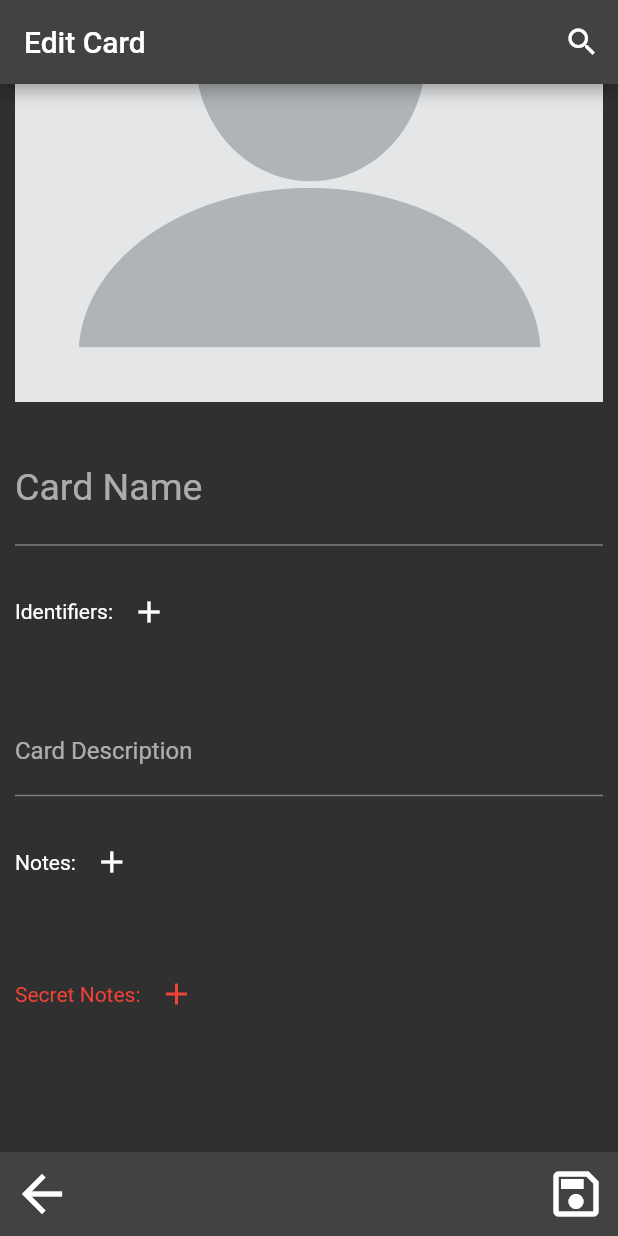
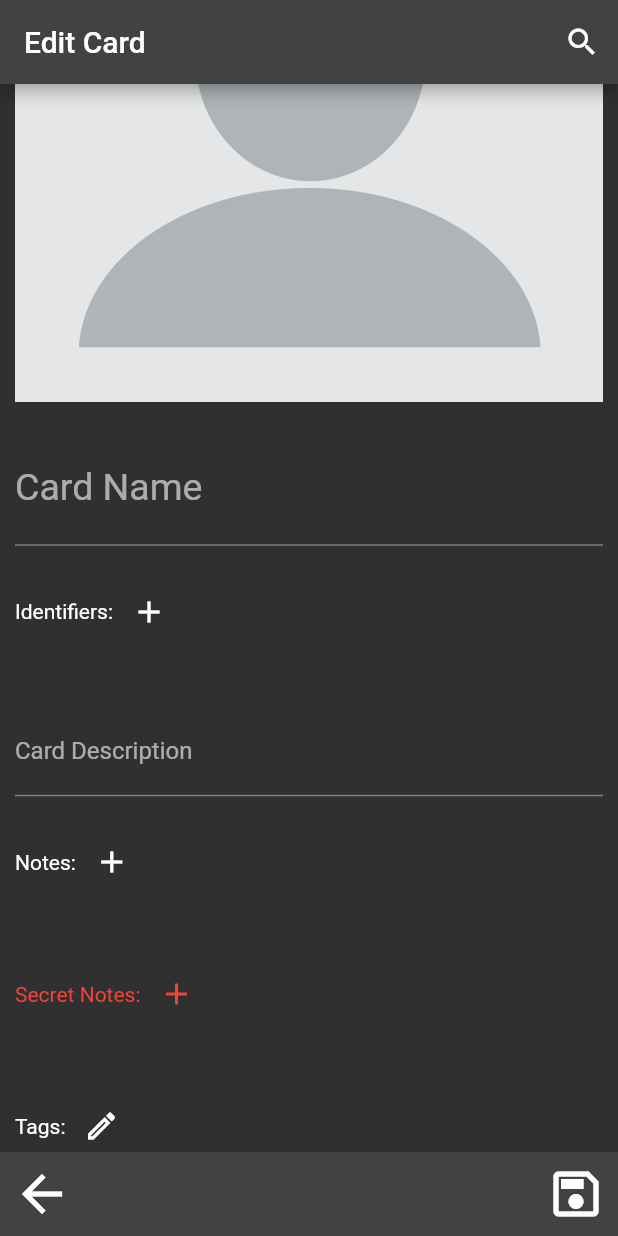
Before and after one commit to HerbGlitch/flutter-dashboard, a Flutter app: the EditCard screen opened directly with empty values, scrolled down 190 dp, on a phone screen of 412 x 824 dp. Run offline on Flutter 3.47's test engine with Material 2 defaults, Android fonts, the phone set to English and light mode, and no system bars; our stand-ins replace file_picker.

Commit message:
started on tags, they might now be selctable

```diff
--- a/lib/deck.dart
+++ b/lib/deck.dart
@@ -44,7 +44,7 @@ class DeckPageState extends State<DeckPage> {
         writeFile("${deck.title}.json", json.encode(deck.toJson()));
     }
 
-    bool createCard(Card old, Card card){
+    bool createCard(Card old, Card card, List<Tag> tags){
         if(deck.cards.contains(card)){ return false; }
 
         if(card.localImage && card.image != ""){
@@ -61,7 +61,7 @@ class DeckPageState extends State<DeckPage> {
         return true;
     }
 
-    bool editCard(Card old, Card card){
+    bool editCard(Card old, Card card, List<Tag> tags){
         if(old != card && deck.cards.contains(card)){ return false; }
         if(old.localImage && old.image != ""){ deleteImgFile(old.image); }
 
@@ -156,7 +156,7 @@ class DeckPageState extends State<DeckPage> {
                     for(int i = 0; i < sortedCards.length; i += 1) GestureDetector(
                         key: Key('$i'),
                         onTap: (){
-                            Navigator.push(context, MaterialPageRoute(builder: (context) => EditCard(editCard, deleteCard, sortedCards[i])));
+                            Navigator.push(context, MaterialPageRoute(builder: (context) => EditCard(editCard, deleteCard, sortedCards[i], deck.tags)));
                         },
                         child: Row(
                             children: [
@@ -183,7 +183,7 @@ class DeckPageState extends State<DeckPage> {
                     });
                 },
             ),
-            bottomNavigationBar: DeckPageBottomBar(createCard, deleteCard),
+            bottomNavigationBar: DeckPageBottomBar(createCard, deleteCard, deck.tags),
         );
     }
 }
@@ -191,7 +191,8 @@ class DeckPageState extends State<DeckPage> {
 class DeckPageBottomBar extends StatelessWidget {
     final Function createCard;
     final Function deleteCard;
-    const DeckPageBottomBar(this.createCard, this.deleteCard, {super.key});
+    final List<Tag> tags;
+    const DeckPageBottomBar(this.createCard, this.deleteCard, this.tags, {super.key});
 
     @override
     Widget build(BuildContext context){
@@ -204,7 +205,7 @@ class DeckPageBottomBar extends StatelessWidget {
                             tooltip: 'New Card',
                             icon: const Icon(Icons.add_outlined),
                             onPressed: (){
-                                Navigator.push(context, MaterialPageRoute(builder: (context) => EditCard(createCard, deleteCard, Card())));
+                                Navigator.push(context, MaterialPageRoute(builder: (context) => EditCard(createCard, deleteCard, Card(), tags)));
                             },
                             iconSize: 40,
                         ),
--- a/lib/edit_card.dart
+++ b/lib/edit_card.dart
@@ -9,8 +9,9 @@ class EditCard extends StatefulWidget {
     final Function deleteCard;
 
     final Card card;
+    final List<Tag> tags;
 
-    const EditCard(this.editCard, this.deleteCard, this.card, {super.key});
+    const EditCard(this.editCard, this.deleteCard, this.card, this.tags, {super.key});
 
     @override
     State<EditCard> createState() => EditCardState();
@@ -27,6 +28,9 @@ class EditCardState extends State<EditCard> {
     List<TextEditingController> secretNotes = <TextEditingController>[];
 
     ScrollController scrollController = ScrollController();
+
+    List<Tag> tags     = <Tag>[];
+    List<Tag> deckTags = <Tag>[];
 
     String imgPath = "";
 
@@ -83,11 +87,8 @@ class EditCardState extends State<EditCard> {
             notesList.add(Note.fromData(true, note.text));
         }
 
-        List<Tag> tagsList = <Tag>[];
-        //todo: save seleted tags to tagsList
-
-        Card card = Card.fromData(nameStr, imgPath, descriptionStr, localImage, identifiersList, notesList, tagsList);
-        return widget.editCard(widget.card, card);
+        Card card = Card.fromData(nameStr, imgPath, descriptionStr, localImage, identifiersList, notesList, tags);
+        return widget.editCard(widget.card, card, deckTags);
     }
 
     @override
@@ -324,6 +325,30 @@ class EditCardState extends State<EditCard> {
                             ],
                         )
                     ),
+                    Padding(
+                        padding: const EdgeInsets.symmetric(horizontal: 10.0, vertical: 10.0),
+                        child: Column(
+                            children: <Widget>[
+                                Row(
+                                    children: <Widget>[
+                                        const Text("Tags:"),
+                                        IconButton(
+                                            onPressed: (){},
+                                            tooltip: "Edit Tags",
+                                            icon: const Icon(Icons.edit_outlined),
+                                        ),
+                                    ],
+                                ),
+                                for(int i = 0; i < tags.length; i++) CheckboxListTile(
+                                    value: tags[i].selected,
+                                    title: Text(tags[i].value),
+                                    onChanged: (bool? value){
+                                        setState((){ tags[i].selected = value!; });
+                                    },
+                                ),
+                            ],
+                        )
+                    ),
                     if(widget.card.name != "") ...[
                         Padding(
                             padding: const EdgeInsets.symmetric(horizontal: 10.0, vertical: 10.0),
```
